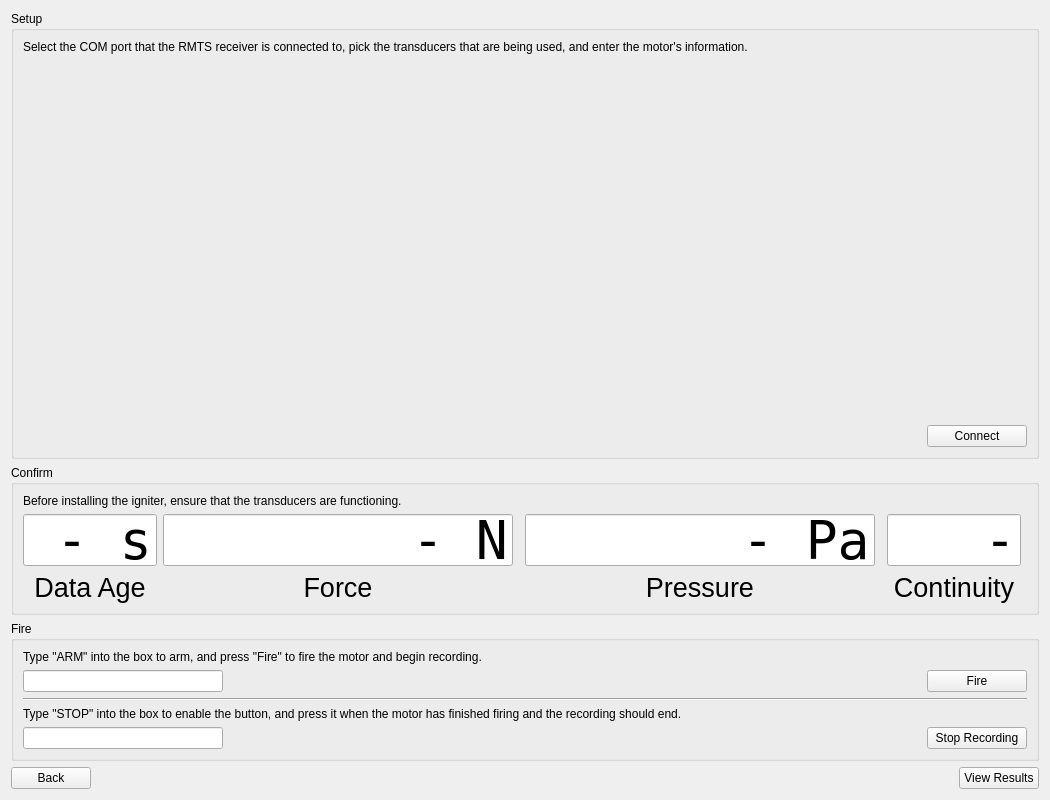
Qt form ui/views/forms/FireWidget.ui (reilleya/RMTS-Software) before a commit.
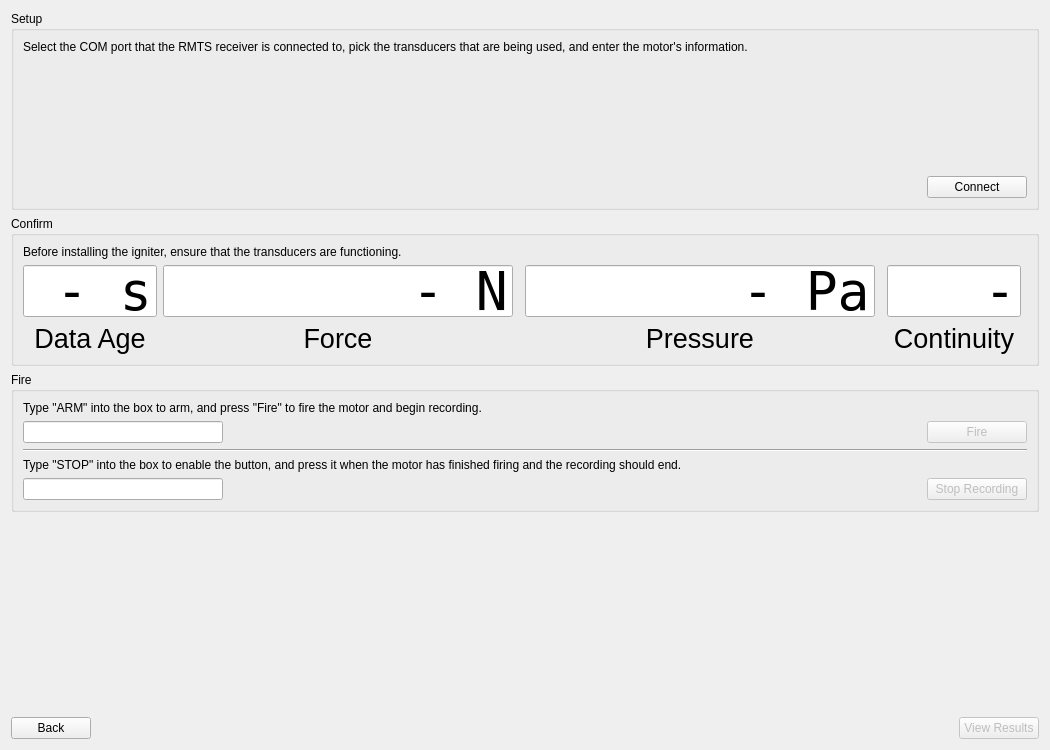
The same form after that commit. Custom widgets are drawn as their Qt base class.

```diff
--- a/ui/views/forms/FireWidget.ui
+++ b/ui/views/forms/FireWidget.ui
@@ -7,13 +7,13 @@
     <x>0</x>
     <y>0</y>
     <width>1050</width>
-    <height>800</height>
+    <height>750</height>
    </rect>
   </property>
   <property name="minimumSize">
    <size>
     <width>1050</width>
-    <height>800</height>
+    <height>750</height>
    </size>
   </property>
   <property name="windowTitle">
@@ -23,7 +23,7 @@
    <item>
     <widget class="QGroupBox" name="groupBox">
      <property name="sizePolicy">
-      <sizepolicy hsizetype="Preferred" vsizetype="Expanding">
+      <sizepolicy hsizetype="Preferred" vsizetype="Preferred">
        <horstretch>0</horstretch>
        <verstretch>0</verstretch>
       </sizepolicy>
@@ -75,7 +75,7 @@
            <widget class="TransducerSelectorWidget" name="widgetTransducerSelector" native="true"/>
           </item>
           <item>
-           <spacer name="verticalSpacer">
+           <spacer name="verticalSpacerHardware">
             <property name="orientation">
              <enum>Qt::Vertical</enum>
             </property>
@@ -409,6 +409,9 @@
         </item>
         <item>
          <widget class="QPushButton" name="pushButtonFire">
+          <property name="enabled">
+           <bool>false</bool>
+          </property>
           <property name="minimumSize">
            <size>
             <width>100</width>
@@ -472,6 +475,9 @@
         </item>
         <item>
          <widget class="QPushButton" name="pushButtonStop">
+          <property name="enabled">
+           <bool>false</bool>
+          </property>
           <property name="minimumSize">
            <size>
             <width>100</width>
@@ -495,19 +501,32 @@
     </widget>
    </item>
    <item>
-    <layout class="QHBoxLayout" name="horizontalLayout_6">
+    <spacer name="verticalSpacer">
+     <property name="orientation">
+      <enum>Qt::Vertical</enum>
+     </property>
+     <property name="sizeHint" stdset="0">
+      <size>
+       <width>20</width>
+       <height>40</height>
+      </size>
+     </property>
+    </spacer>
+   </item>
+   <item>
+    <layout class="QHBoxLayout" name="horizontalLayoutNavigation">
      <property name="topMargin">
       <number>0</number>
      </property>
      <item>
-      <widget class="QPushButton" name="pushButton_4">
+      <widget class="QPushButton" name="pushButtonBack">
        <property name="text">
         <string>Back</string>
        </property>
       </widget>
      </item>
      <item>
-      <spacer name="horizontalSpacer_4">
+      <spacer name="horizontalSpacerNavigation">
        <property name="orientation">
         <enum>Qt::Horizontal</enum>
        </property>
@@ -520,7 +539,10 @@
       </spacer>
      </item>
      <item>
-      <widget class="QPushButton" name="pushButton_5">
+      <widget class="QPushButton" name="pushButtonResults">
+       <property name="enabled">
+        <bool>false</bool>
+       </property>
        <property name="text">
         <string>View Results</string>
        </property>
```
Left out of the diff: 60 changed lines with no effect on the pictures.
